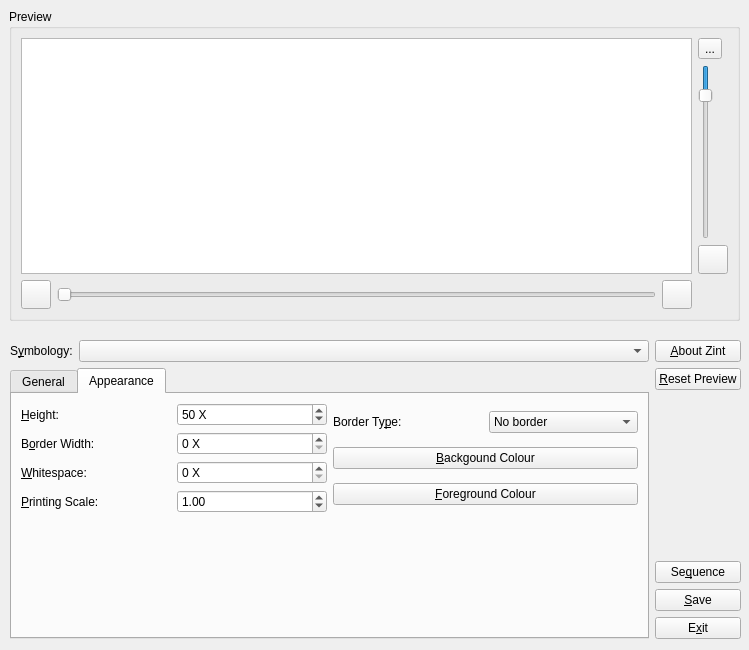
Qt form frontend_qt4/mainWindow.ui (zint/zint-gpl-only) before a commit.
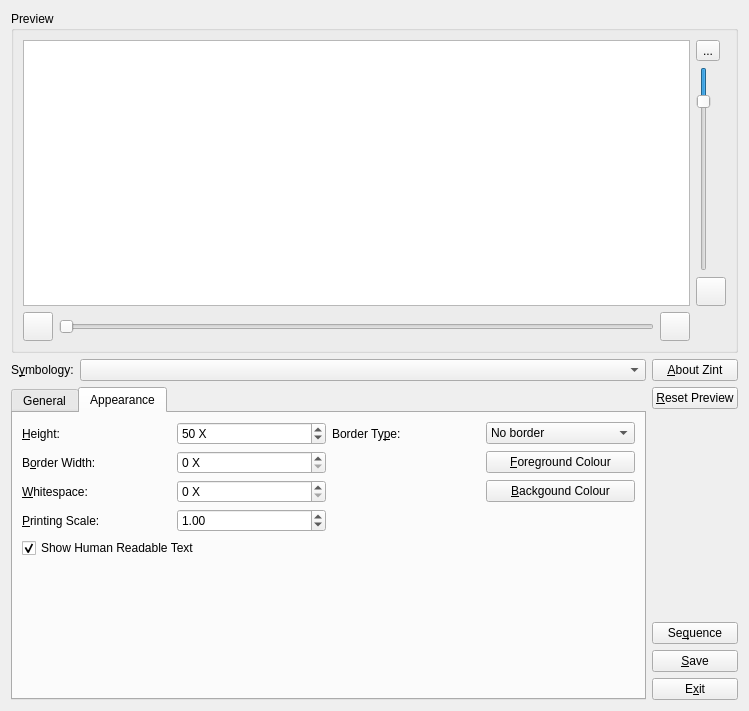
The same form after that commit. The open tabs and pages were chosen to show the change. Icons and pictures are not drawn.

The edit to the form file:
```diff
--- a/frontend_qt4/mainWindow.ui
+++ b/frontend_qt4/mainWindow.ui
@@ -7,7 +7,7 @@
     <x>0</x>
     <y>0</y>
     <width>749</width>
-    <height>650</height>
+    <height>711</height>
    </rect>
   </property>
   <property name="maximumSize">
@@ -26,15 +26,9 @@
   <property name="styleSheet">
    <string notr="true">background-image: url(:/blueback.png);</string>
   </property>
+  <layout class="QVBoxLayout" name="verticalLayout_7">
+   <item>
   <widget class="QGroupBox" name="groupPreview">
-   <property name="geometry">
-    <rect>
-     <x>9</x>
-     <y>9</y>
-     <width>731</width>
-     <height>312</height>
-    </rect>
-   </property>
    <property name="autoFillBackground">
     <bool>false</bool>
    </property>
@@ -166,15 +160,8 @@
     </item>
    </layout>
   </widget>
-  <widget class="QWidget" name="horizontalLayoutWidget">
-   <property name="geometry">
-    <rect>
-     <x>10</x>
-     <y>340</y>
-     <width>731</width>
-     <height>299</height>
-    </rect>
-   </property>
+   </item>
+   <item>
    <layout class="QHBoxLayout" name="horizontalLayout">
     <property name="sizeConstraint">
      <enum>QLayout::SetMaximumSize</enum>
@@ -425,9 +412,7 @@
          </attribute>
          <layout class="QVBoxLayout" name="verticalLayout_4">
           <item>
-           <layout class="QHBoxLayout" name="horizontalLayout_6">
-            <item>
-             <layout class="QGridLayout" name="gridLayout_3">
+            <layout class="QGridLayout" name="gridLayout">
               <item row="0" column="0">
                <widget class="QLabel" name="label_3">
                 <property name="text">
@@ -454,25 +439,6 @@
                 </property>
                </widget>
               </item>
-              <item row="1" column="1">
-               <widget class="QSpinBox" name="bwidth">
-                <property name="toolTip">
-                 <string>Adjust width of boundary bars or border.</string>
-                </property>
-                <property name="suffix">
-                 <string> X</string>
-                </property>
-                <property name="minimum">
-                 <number>0</number>
-                </property>
-                <property name="maximum">
-                 <number>16</number>
-                </property>
-                <property name="value">
-                 <number>0</number>
-                </property>
-               </widget>
-              </item>
               <item row="2" column="0">
                <widget class="QLabel" name="lblWhitespace">
                 <property name="text">
@@ -486,16 +452,6 @@
                 </property>
                </widget>
               </item>
-              <item row="2" column="1">
-               <widget class="QSpinBox" name="spnWhitespace">
-                <property name="toolTip">
-                 <string>Adjust whitespace to left and right of barcode.</string>
-                </property>
-                <property name="suffix">
-                 <string> X</string>
-                </property>
-               </widget>
-              </item>
               <item row="3" column="0">
                <widget class="QLabel" name="lblScale">
                 <property name="text">
@@ -509,6 +465,54 @@
                 </property>
                </widget>
               </item>
+             <item row="0" column="1">
+              <widget class="QSpinBox" name="heightb">
+               <property name="toolTip">
+                <string>Adjust overall symbol height.</string>
+               </property>
+               <property name="suffix">
+                <string> X</string>
+               </property>
+               <property name="prefix">
+                <string/>
+               </property>
+               <property name="maximum">
+                <number>300</number>
+               </property>
+               <property name="value">
+                <number>50</number>
+               </property>
+              </widget>
+             </item>
+             <item row="1" column="1">
+              <widget class="QSpinBox" name="bwidth">
+               <property name="toolTip">
+                <string>Adjust width of boundary bars or border.</string>
+               </property>
+               <property name="suffix">
+                <string> X</string>
+               </property>
+               <property name="minimum">
+                <number>0</number>
+               </property>
+               <property name="maximum">
+                <number>16</number>
+               </property>
+               <property name="value">
+                <number>0</number>
+               </property>
+              </widget>
+             </item>
+             <item row="2" column="1">
+              <widget class="QSpinBox" name="spnWhitespace">
+               <property name="toolTip">
+                <string>Adjust whitespace to left and right of barcode.</string>
+               </property>
+               <property name="suffix">
+                <string> X</string>
+               </property>
+              </widget>
+             </item>
               <item row="3" column="1">
                <widget class="QDoubleSpinBox" name="spnScale">
                 <property name="toolTip">
@@ -534,30 +538,7 @@
                 </property>
                </widget>
               </item>
-              <item row="0" column="1">
-               <widget class="QSpinBox" name="heightb">
-                <property name="toolTip">
-                 <string>Adjust overall symbol height.</string>
-                </property>
-                <property name="suffix">
-                 <string> X</string>
-                </property>
-                <property name="prefix">
-                 <string/>
-                </property>
-                <property name="maximum">
-                 <number>300</number>
-                </property>
-                <property name="value">
-                 <number>50</number>
-                </property>
-               </widget>
-              </item>
-             </layout>
-            </item>
-            <item>
-             <layout class="QGridLayout" name="gridLayout_4">
-              <item row="0" column="0">
+             <item row="0" column="2">
                <widget class="QLabel" name="label_9">
                 <property name="text">
                  <string>Border Ty&amp;pe:</string>
@@ -570,7 +551,7 @@
                 </property>
                </widget>
               </item>
-              <item row="0" column="1">
+             <item row="0" column="3">
                <widget class="QComboBox" name="btype">
                 <item>
                  <property name="text">
@@ -589,27 +570,35 @@
                 </item>
                </widget>
               </item>
-              <item row="1" column="0" colspan="2">
-               <widget class="QPushButton" name="bgcolor">
-                <property name="toolTip">
-                 <string/>
-                </property>
-                <property name="text">
-                 <string>&amp;Backgound Colour</string>
-                </property>
-               </widget>
-              </item>
-              <item row="2" column="0" colspan="2">
+             <item row="1" column="3">
                <widget class="QPushButton" name="fgcolor">
                 <property name="text">
                  <string>&amp;Foreground Colour</string>
                 </property>
                </widget>
               </item>
-             </layout>
+             <item row="2" column="3">
+              <widget class="QPushButton" name="bgcolor">
+               <property name="toolTip">
+                <string/>
+               </property>
+               <property name="text">
+                <string>&amp;Backgound Colour</string>
+               </property>
+              </widget>
             </item>
            </layout>
           </item>
+           <item>
+            <widget class="QCheckBox" name="chkHRTHide">
+             <property name="text">
+              <string>Show Human Readable Text</string>
+             </property>
+             <property name="checked">
+              <bool>true</bool>
+             </property>
+            </widget>
+           </item>
           <item>
            <spacer name="verticalSpacer">
             <property name="orientation">
@@ -618,7 +607,7 @@
             <property name="sizeHint" stdset="0">
              <size>
               <width>20</width>
-              <height>228</height>
+               <height>40</height>
              </size>
             </property>
            </spacer>
@@ -688,7 +677,8 @@
      </layout>
     </item>
    </layout>
-  </widget>
+   </item>
+  </layout>
  </widget>
  <tabstops>
   <tabstop>tabMain</tabstop>
```
Left out of the diff: 26 changed lines with no effect on the pictures. Lines whose indentation alone changed are shown as unchanged.
